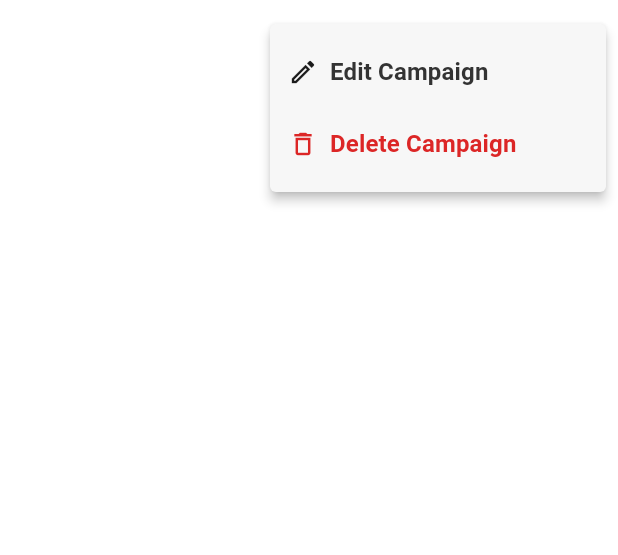
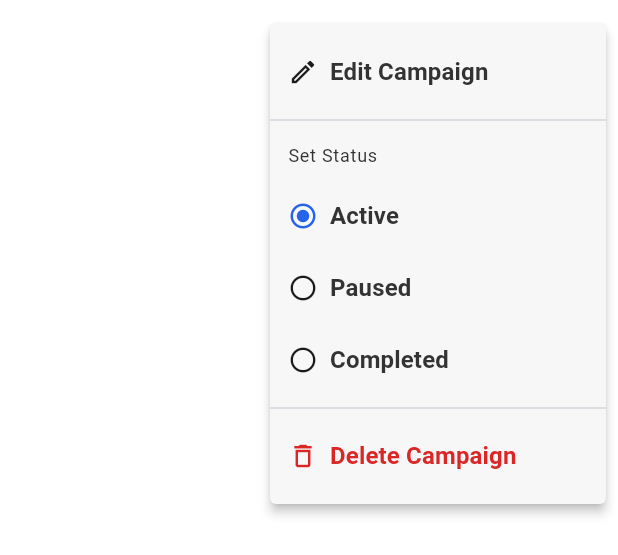
Before and after one commit to tophercollins/gatewayadventurebuilder, a Flutter app: the _CampaignHeader widget shown alone on an empty page, opened directly with empty values, after a tap on the "more vert" icon, on a phone screen of 412 x 824 dp. Shown: the top 555 px of the screen. Run offline on Flutter 3.47's test engine with Material 3 defaults, Android fonts, the phone set to English and light mode, and no system bars; our stand-ins replace connectivity_plus, file_picker, flutter_dotenv, flutter_riverpod, flutter_secure_storage, go_router and 4 more; missing offline and left inert: just_audio_media_kit, record, whisper_flutter_new; accounts and stored records are empty.

Commit message:
Add campaign status change UI to campaign home popup menu
Co-Authored-By: Claude Opus 4.6 <noreply@anthropic.com>

```diff
--- a/lib/ui/screens/campaign_home_screen.dart
+++ b/lib/ui/screens/campaign_home_screen.dart
@@ -4,6 +4,7 @@ import 'package:go_router/go_router.dart';
 
 import '../../config/constants.dart';
 import '../../config/routes.dart';
+import '../../data/models/campaign.dart';
 import '../../data/models/session.dart';
 import '../../providers/campaign_providers.dart';
 import '../../utils/formatters.dart';
@@ -155,6 +156,23 @@ class _CampaignHeaderState extends ConsumerState<_CampaignHeader> {
     }
   }
 
+  Future<void> _updateStatus(CampaignStatus newStatus) async {
+    if (newStatus == widget.detail.campaign.status) return;
+    try {
+      final updated = widget.detail.campaign.copyWith(
+        status: newStatus,
+        updatedAt: DateTime.now(),
+      );
+      await ref.read(campaignEditorProvider).updateCampaign(updated);
+    } catch (e) {
+      if (mounted) {
+        ScaffoldMessenger.of(context).showSnackBar(
+          SnackBar(content: Text('Failed to update status: $e')),
+        );
+      }
+    }
+  }
+
   Future<void> _deleteCampaign() async {
     final confirmed = await showDeleteConfirmation(
       context,
@@ -217,6 +235,10 @@ class _CampaignHeaderState extends ConsumerState<_CampaignHeader> {
                   setState(() => _isEditing = true);
                 } else if (value == 'delete') {
                   _deleteCampaign();
+                } else if (value.startsWith('status_')) {
+                  final name = value.substring(7);
+                  final newStatus = CampaignStatus.fromString(name);
+                  _updateStatus(newStatus);
                 }
               },
               itemBuilder: (context) => [
@@ -230,6 +252,39 @@ class _CampaignHeaderState extends ConsumerState<_CampaignHeader> {
                     ],
                   ),
                 ),
+                const PopupMenuDivider(),
+                PopupMenuItem(
+                  enabled: false,
+                  height: 32,
+                  child: Text(
+                    'Set Status',
+                    style: theme.textTheme.labelSmall?.copyWith(
+                      color: theme.colorScheme.onSurfaceVariant,
+                    ),
+                  ),
+                ),
+                for (final s in CampaignStatus.values)
+                  PopupMenuItem(
+                    value: 'status_${s.value}',
+                    child: Row(
+                      children: [
+                        Icon(
+                          campaign.status == s
+                              ? Icons.radio_button_checked
+                              : Icons.radio_button_unchecked,
+                          size: 20,
+                          color: campaign.status == s
+                              ? theme.colorScheme.primary
+                              : null,
+                        ),
+                        const SizedBox(width: Spacing.sm),
+                        Text(
+                          s.value[0].toUpperCase() + s.value.substring(1),
+                        ),
+                      ],
+                    ),
+                  ),
+                const PopupMenuDivider(),
                 PopupMenuItem(
                   value: 'delete',
                   child: Row(
```
